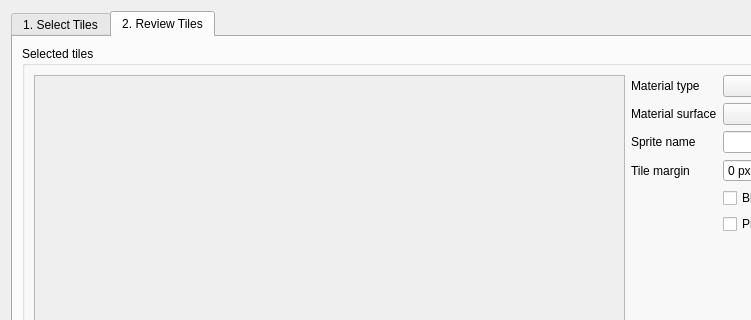
First picture: the form in editor/gui/dlgtileimport.ui, repository ensisoft/detonator, before the edit; both pictures show x 0 to 751 and y 0 to 320 of the 1256 by 832 pixel window.
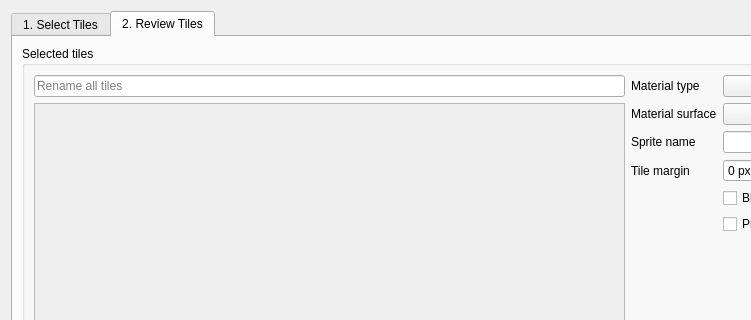
Second picture: the form after the edit. The open tabs and pages were chosen to show the change. Icons and pictures are not drawn. Custom widgets are drawn as their Qt base class.

Commit message:
Add UI for renaming all tiles in the tile import dialog
Add UI for renaming all tiles in the tile import dialog.

```diff
--- a/editor/gui/dlgtileimport.ui
+++ b/editor/gui/dlgtileimport.ui
@@ -304,6 +304,15 @@
          </property>
          <layout class="QHBoxLayout" name="horizontalLayout_6">
           <item>
+           <layout class="QVBoxLayout" name="verticalLayout_6">
+            <item>
+             <widget class="QLineEdit" name="renameTiles">
+              <property name="placeholderText">
+               <string>Rename all tiles</string>
+              </property>
+             </widget>
+            </item>
+            <item>
            <widget class="QScrollArea" name="scrollArea">
             <property name="sizePolicy">
              <sizepolicy hsizetype="MinimumExpanding" vsizetype="Expanding">
@@ -319,8 +328,8 @@
               <rect>
                <x>0</x>
                <y>0</y>
-               <width>598</width>
-               <height>687</height>
+                 <width>596</width>
+                 <height>650</height>
               </rect>
              </property>
              <property name="sizePolicy">
@@ -333,6 +342,8 @@
             </widget>
            </widget>
           </item>
+           </layout>
+          </item>
           <item>
            <layout class="QVBoxLayout" name="verticalLayout_4">
             <item>
```
Left out of the diff: 1 changed line with no effect on the pictures. Lines whose indentation alone changed are shown as unchanged. The commit also changes 2 other files.
